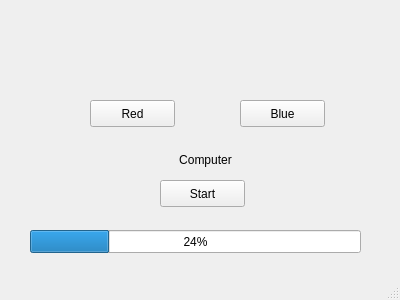
thePeterPan/CS3505-2016, file Assignment5-BinarySimon/Assignment5-BinarySimon/mainwindow.ui: the form before one commit.
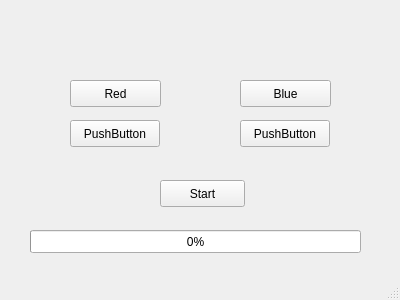
The form after the commit.

```diff
--- a/Assignment5-BinarySimon/Assignment5-BinarySimon/mainwindow.ui
+++ b/Assignment5-BinarySimon/Assignment5-BinarySimon/mainwindow.ui
@@ -30,9 +30,9 @@
    <widget class="QPushButton" name="pushButton_red">
     <property name="geometry">
      <rect>
-      <x>90</x>
-      <y>100</y>
-      <width>85</width>
+      <x>70</x>
+      <y>80</y>
+      <width>91</width>
       <height>27</height>
      </rect>
     </property>
@@ -44,8 +44,8 @@
     <property name="geometry">
      <rect>
       <x>240</x>
-      <y>100</y>
-      <width>85</width>
+      <y>80</y>
+      <width>91</width>
       <height>27</height>
      </rect>
     </property>
@@ -63,7 +63,7 @@
      </rect>
     </property>
     <property name="value">
-     <number>24</number>
+     <number>0</number>
     </property>
    </widget>
    <widget class="QLabel" name="label_currentPlayer">
@@ -76,12 +76,38 @@
      </rect>
     </property>
     <property name="text">
-     <string>Computer</string>
+     <string/>
     </property>
     <property name="alignment">
      <set>Qt::AlignCenter</set>
     </property>
    </widget>
+   <widget class="QPushButton" name="pushButton_green">
+    <property name="geometry">
+     <rect>
+      <x>70</x>
+      <y>120</y>
+      <width>90</width>
+      <height>27</height>
+     </rect>
+    </property>
+    <property name="text">
+     <string>PushButton</string>
+    </property>
+   </widget>
+   <widget class="QPushButton" name="pushButton_yellow">
+    <property name="geometry">
+     <rect>
+      <x>240</x>
+      <y>120</y>
+      <width>90</width>
+      <height>27</height>
+     </rect>
+    </property>
+    <property name="text">
+     <string>PushButton</string>
+    </property>
+   </widget>
   </widget>
   <widget class="QStatusBar" name="statusBar"/>
  </widget>
```
